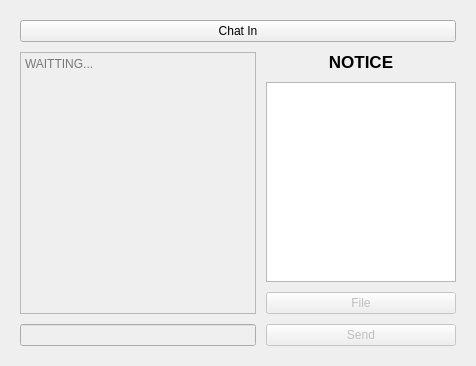
Before: the Qt Designer form CustomerManagementAPP/Client/client.ui in AndaCondaa/Project_CustomerManagementApp, drawn with Qt 5.
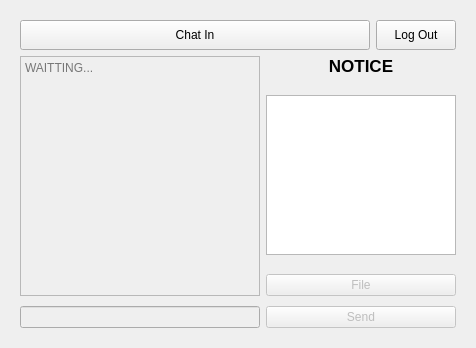
After: the same form once the commit is applied.

What changed in the file:
```diff
--- a/CustomerManagementAPP/Client/client.ui
+++ b/CustomerManagementAPP/Client/client.ui
@@ -84,7 +84,7 @@
              <item>
               <widget class="QLineEdit" name="customerKey">
                <property name="text">
-                <string/>
+                <string>101632</string>
                </property>
                <property name="alignment">
                 <set>Qt::AlignRight|Qt::AlignTrailing|Qt::AlignVCenter</set>
@@ -97,7 +97,7 @@
              <item>
               <widget class="QLineEdit" name="clinic">
                <property name="text">
-                <string/>
+                <string>sadf</string>
                </property>
                <property name="alignment">
                 <set>Qt::AlignRight|Qt::AlignTrailing|Qt::AlignVCenter</set>
@@ -119,6 +119,12 @@
              </item>
              <item>
               <widget class="QLineEdit" name="serverPort">
+               <property name="inputMask">
+                <string>00000;_</string>
+               </property>
+               <property name="text">
+                <string>8000</string>
+               </property>
                <property name="alignment">
                 <set>Qt::AlignRight|Qt::AlignTrailing|Qt::AlignVCenter</set>
                </property>
@@ -175,18 +181,58 @@
       </layout>
      </widget>
      <widget class="QWidget" name="Chat">
+      <layout class="QGridLayout" name="gridLayout_3">
+       <item row="0" column="0">
       <layout class="QVBoxLayout" name="verticalLayout_6">
-       <property name="spacing">
-        <number>10</number>
-       </property>
+         <item>
+          <layout class="QHBoxLayout" name="horizontalLayout_3">
        <item>
         <widget class="QPushButton" name="chatButton">
+             <property name="minimumSize">
+              <size>
+               <width>0</width>
+               <height>30</height>
+              </size>
+             </property>
+             <property name="maximumSize">
+              <size>
+               <width>16777215</width>
+               <height>30</height>
+              </size>
+             </property>
          <property name="text">
           <string>Chat In</string>
          </property>
         </widget>
        </item>
        <item>
+            <widget class="QPushButton" name="outButton">
+             <property name="sizePolicy">
+              <sizepolicy hsizetype="Fixed" vsizetype="Fixed">
+               <horstretch>0</horstretch>
+               <verstretch>0</verstretch>
+              </sizepolicy>
+             </property>
+             <property name="minimumSize">
+              <size>
+               <width>80</width>
+               <height>30</height>
+              </size>
+             </property>
+             <property name="maximumSize">
+              <size>
+               <width>80</width>
+               <height>30</height>
+              </size>
+             </property>
+             <property name="text">
+              <string>Log Out</string>
+             </property>
+            </widget>
+           </item>
+          </layout>
+         </item>
+         <item>
         <layout class="QHBoxLayout" name="horizontalLayout_2">
          <item>
           <layout class="QVBoxLayout" name="verticalLayout_5">
@@ -225,8 +271,29 @@
            </property>
            <item>
             <layout class="QVBoxLayout" name="verticalLayout_3">
+               <property name="spacing">
+                <number>19</number>
+               </property>
              <item>
               <widget class="QLabel" name="noticeLabel">
+                 <property name="sizePolicy">
+                  <sizepolicy hsizetype="Preferred" vsizetype="Fixed">
+                   <horstretch>0</horstretch>
+                   <verstretch>0</verstretch>
+                  </sizepolicy>
+                 </property>
+                 <property name="minimumSize">
+                  <size>
+                   <width>0</width>
+                   <height>20</height>
+                  </size>
+                 </property>
+                 <property name="maximumSize">
+                  <size>
+                   <width>16777215</width>
+                   <height>20</height>
+                  </size>
+                 </property>
                <property name="font">
                 <font>
                  <pointsize>13</pointsize>
@@ -252,13 +319,13 @@
                <property name="minimumSize">
                 <size>
                  <width>190</width>
-                 <height>200</height>
+                   <height>160</height>
                 </size>
                </property>
                <property name="maximumSize">
                 <size>
                  <width>190</width>
-                 <height>200</height>
+                   <height>160</height>
                 </size>
                </property>
               </widget>
@@ -290,6 +357,8 @@
               <string>Send</string>
              </property>
             </widget>
+             </item>
+            </layout>
            </item>
           </layout>
          </item>
```
Lines whose indentation alone changed are shown as unchanged.
